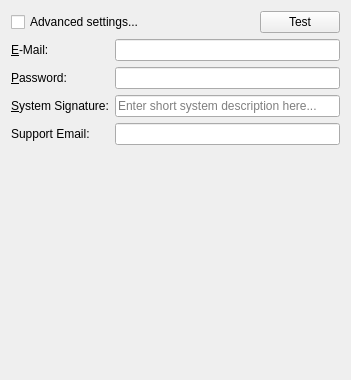
Qt form client/src/ui/widgets/settings/smtp_settings_widget.ui (networkoptix/nx_open) before a commit.
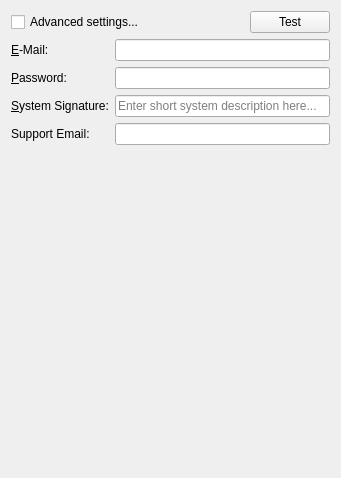
The same form after that commit.

```diff
--- a/client/src/ui/widgets/settings/smtp_settings_widget.ui
+++ b/client/src/ui/widgets/settings/smtp_settings_widget.ui
@@ -6,14 +6,14 @@
    <rect>
     <x>0</x>
     <y>0</y>
-    <width>351</width>
-    <height>380</height>
+    <width>341</width>
+    <height>478</height>
    </rect>
   </property>
   <property name="windowTitle">
    <string/>
   </property>
-  <layout class="QVBoxLayout" name="verticalLayout_3">
+  <layout class="QVBoxLayout" name="verticalLayout_3" stretch="0,0,1">
    <item>
     <widget class="QWidget" name="controlsWidget" native="true">
      <layout class="QHBoxLayout" name="horizontalLayout_2">
@@ -67,12 +67,6 @@
    </item>
    <item>
     <widget class="QStackedWidget" name="stackedWidget">
-     <property name="sizePolicy">
-      <sizepolicy hsizetype="Preferred" vsizetype="Fixed">
-       <horstretch>0</horstretch>
-       <verstretch>0</verstretch>
-      </sizepolicy>
-     </property>
      <property name="currentIndex">
       <number>0</number>
      </property>
@@ -523,7 +517,7 @@
      <property name="sizeHint" stdset="0">
       <size>
        <width>20</width>
-       <height>0</height>
+       <height>40</height>
       </size>
      </property>
     </spacer>
```
